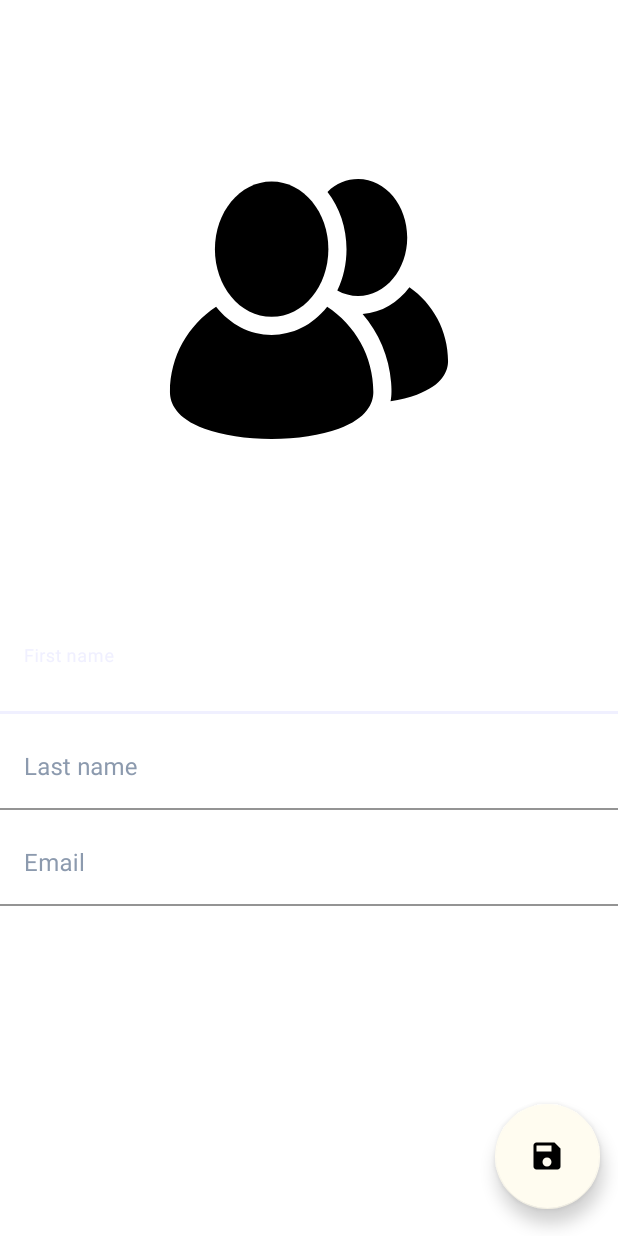
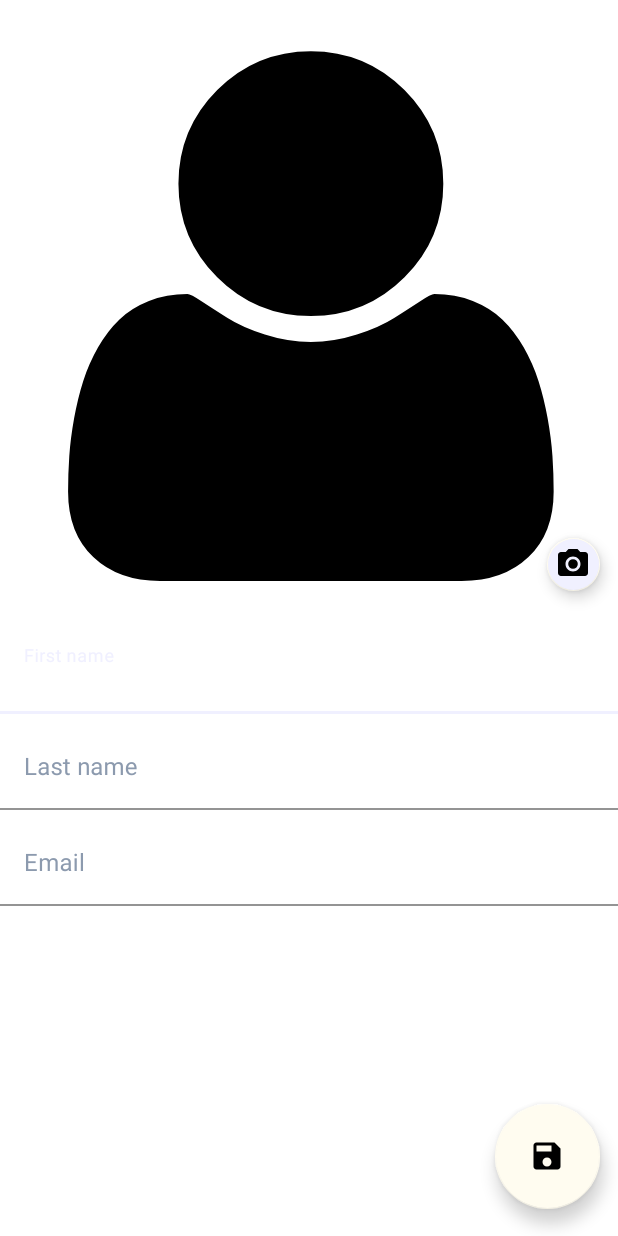
Before and after one commit to quaerense/Users, an Android app: the layout fragment_user_edit.xml on its own in the app's theme, with its tools: preview values and no code run, on a phone screen of 412 x 824 dp. Run offline under Robolectric (Android 15) with nearby library versions, the phone set to English and light mode, and no system bars.

Commit message:
Add the ability to change the avatar

```diff
--- a/app/src/main/java/org/quaerense/users/domain/model/User.kt
+++ b/app/src/main/java/org/quaerense/users/domain/model/User.kt
@@ -5,5 +5,5 @@ data class User(
     val email: String?,
     val firstName: String?,
     val lastName: String?,
-    val avatarUrl: String?
+    var avatarUrl: String?
 )
--- /dev/null
+++ b/app/src/main/res/drawable/ic_photo.xml
@@ -0,0 +1,6 @@
+<vector android:height="35dp" android:tint="?attr/colorControlNormal"
+    android:viewportHeight="24" android:viewportWidth="24"
+    android:width="35dp" xmlns:android="http://schemas.android.com/apk/res/android">
+    <path android:fillColor="@android:color/white" android:pathData="M12,12m-3.2,0a3.2,3.2 0,1 1,6.4 0a3.2,3.2 0,1 1,-6.4 0"/>
+    <path android:fillColor="@android:color/white" android:pathData="M9,2L7.17,4L4,4c-1.1,0 -2,0.9 -2,2v12c0,1.1 0.9,2 2,2h16c1.1,0 2,-0.9 2,-2L22,6c0,-1.1 -0.9,-2 -2,-2h-3.17L15,2L9,2zM12,17c-2.76,0 -5,-2.24 -5,-5s2.24,-5 5,-5 5,2.24 5,5 -2.24,5 -5,5z"/>
+</vector>
--- a/app/src/main/res/layout/fragment_user_edit.xml
+++ b/app/src/main/res/layout/fragment_user_edit.xml
@@ -16,10 +16,6 @@
         android:background="@color/white"
         tools:context=".presentation.fragment.UserEditFragment">
 
-        <androidx.constraintlayout.widget.ConstraintLayout
-            android:layout_width="match_parent"
-            android:layout_height="match_parent">
-
         <ScrollView
             android:layout_width="match_parent"
             android:layout_height="match_parent">
@@ -35,7 +31,19 @@
                     android:adjustViewBounds="true"
                     android:contentDescription="@string/description_user_avatar"
                     android:scaleType="fitCenter"
-                        tools:src="@drawable/ic_launcher_foreground" />
+                    tools:src="@drawable/ic_user_icon" />
+
+                <com.google.android.material.floatingactionbutton.FloatingActionButton
+                    android:id="@+id/fabChangeAvatar"
+                    android:layout_width="35dp"
+                    android:layout_height="35dp"
+                    android:backgroundTint="@color/light_purple"
+                    android:contentDescription="@string/description_change_avatar_button"
+                    android:src="@drawable/ic_photo"
+                    app:fabCustomSize="35dp"
+                    app:layout_constraintBottom_toBottomOf="@id/ivAvatar"
+                    app:layout_constraintEnd_toEndOf="@id/ivAvatar"
+                    app:useCompatPadding="true" />
 
                 <com.google.android.material.textfield.TextInputLayout
                     android:id="@+id/tilFirstName"
@@ -117,12 +125,10 @@
             android:layout_height="70dp"
             android:contentDescription="@string/description_edit_user_button"
             android:src="@drawable/ic_save"
-                android:textColor="@color/grey"
             app:fabCustomSize="70dp"
             app:layout_constraintBottom_toBottomOf="parent"
             app:layout_constraintEnd_toEndOf="parent"
             app:useCompatPadding="true" />
 
     </androidx.constraintlayout.widget.ConstraintLayout>
-    </androidx.constraintlayout.widget.ConstraintLayout>
 </layout>
--- a/app/src/main/res/values/strings.xml
+++ b/app/src/main/res/values/strings.xml
@@ -10,4 +10,6 @@
     <string name="error_input_first_name">Invalid first name</string>
     <string name="error_input_last_name">Invalid last name</string>
     <string name="error_input_email">Invalid email</string>
+    <string name="description_change_avatar_button">Change avatar button</string>
+    <string name="error_input_image">Error loading image. Please try again.</string>
 </resources>
```
Also changed, not shown: app/src/main/java/org/quaerense/users/presentation/fragment/UserEditFragment.kt (+44 -8 lines), app/src/main/java/org/quaerense/users/presentation/viewmodel/UserEditViewModel.kt (+26 -5 lines), 1 other file. Lines whose indentation alone changed are shown as unchanged.
